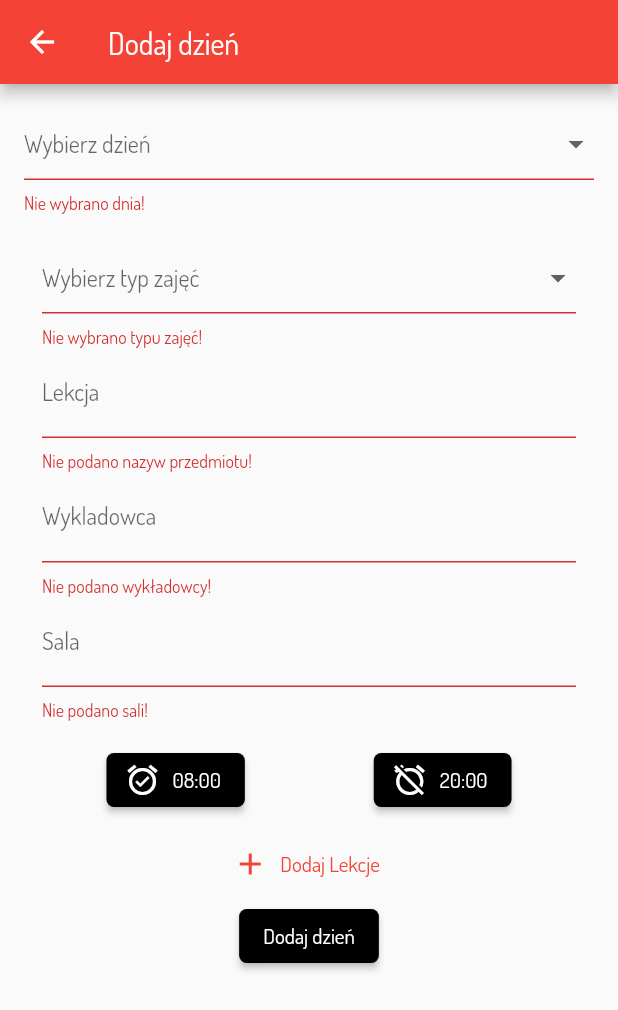
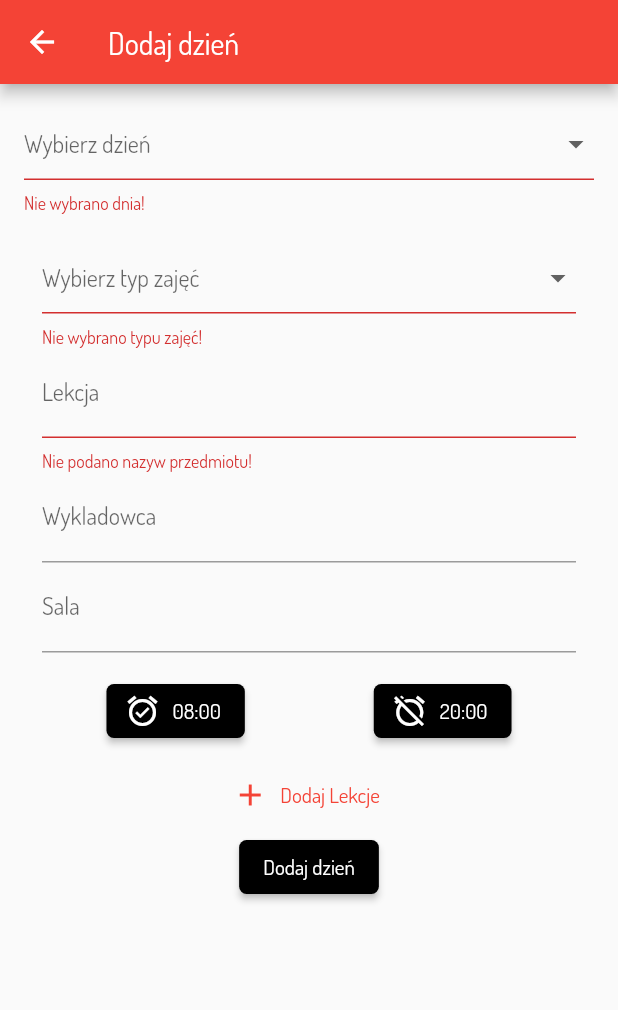
Before and after one commit to ProcnerKacper/All-In-One-App, a Flutter app: the AddScheduleDayScreen screen opened by its route, after a tap on "Dodaj Lekcje", after a tap on the "delete" icon, after a tap on "Dodaj dzień", on a phone screen of 412 x 824 dp. Shown: the top 1010 px of the screen. Run offline on Flutter 3.47's test engine with Material 2 defaults, Android fonts, the phone set to English and light mode, and no system bars; network calls fail.

Commit message:
remove required of lecurehall and proffesor

```diff
--- a/lib/widgets/add_subject.dart
+++ b/lib/widgets/add_subject.dart
@@ -106,16 +106,12 @@ class _AddSubjectState extends State<AddSubject> {
             TextFormField(
                 decoration: const InputDecoration(labelText: 'Wykladowca'),
                 initialValue: widget.subject.professor,
-                validator: (String val) =>
-                    val == '' ? 'Nie podano wykładowcy!' : null,
                 onSaved: (val) {
                   widget.subject.professor = val;
                 }),
             TextFormField(
                 decoration: const InputDecoration(labelText: 'Sala'),
                 initialValue: widget.subject.lectureHall,
-                validator: (String val) =>
-                    val == '' ? 'Nie podano sali!' : null,
                 onSaved: (val) {
                   widget.subject.lectureHall = val;
                 }),
```
